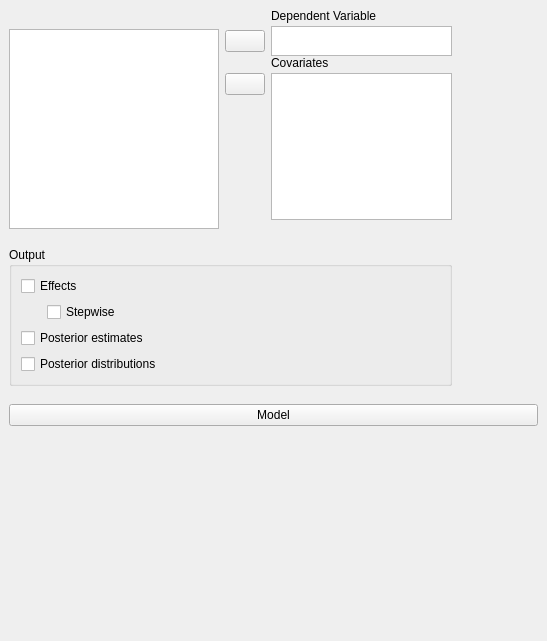
Above: JASP-Desktop/analysisforms/regressionlinearbayesianform.ui from jasp-stats/jasp-desktop before the change. Below: the same form after it.
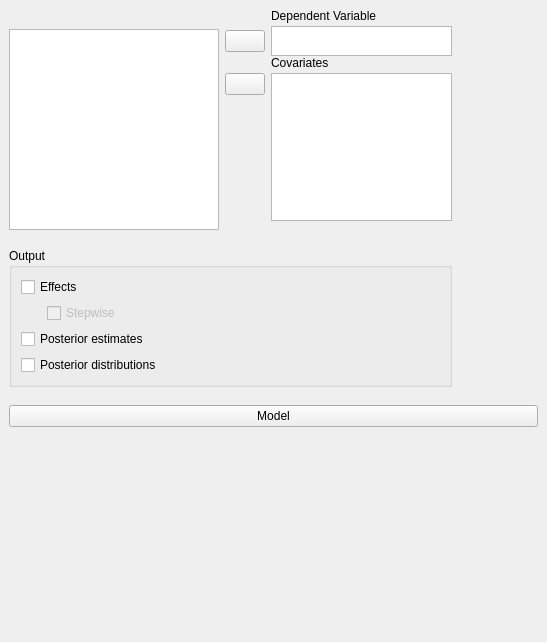
That is the form after the change. Custom widgets are drawn as their Qt base class.

Commit message: B Regression: Tweaked behaviour of checkboxes

The edit to the form file:
```diff
--- a/JASP-Desktop/analysisforms/regressionlinearbayesianform.ui
+++ b/JASP-Desktop/analysisforms/regressionlinearbayesianform.ui
@@ -7,7 +7,7 @@
     <x>0</x>
     <y>0</y>
     <width>547</width>
-    <height>617</height>
+    <height>642</height>
    </rect>
   </property>
   <property name="windowTitle">
@@ -335,6 +335,9 @@
          </item>
          <item row="1" column="1">
           <widget class="BoundCheckBox" name="effectsStepwise">
+           <property name="enabled">
+            <bool>false</bool>
+           </property>
            <property name="text">
             <string>Stepwise</string>
            </property>
```
Left out of the diff: 19 changed lines with no effect on the pictures.
